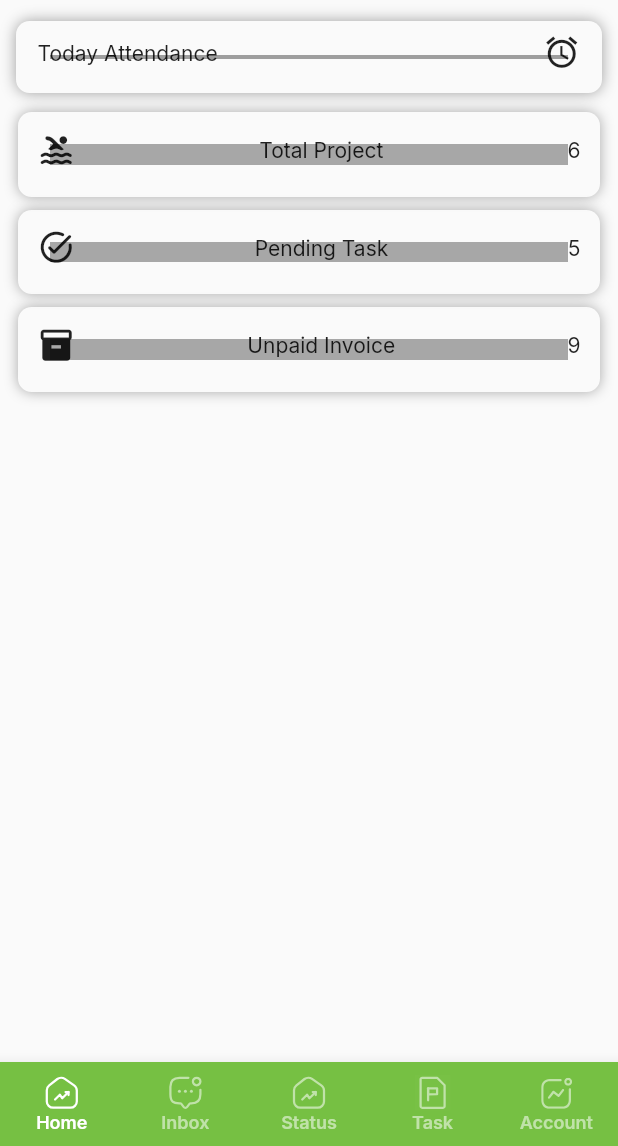
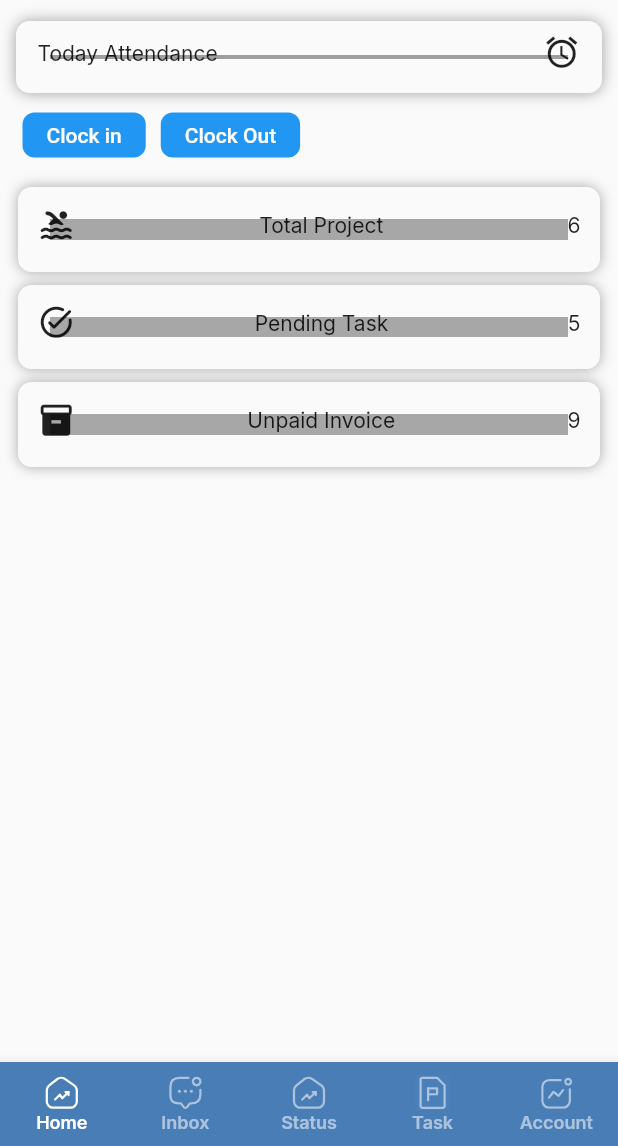
Before and after one commit to lokendra280/21stCMS, a Flutter app: the screen it shows after launch, on a phone screen of 412 x 824 dp, the part 90-1236 px from its top. Run offline on Flutter 3.47's test engine with Material 2 defaults, Android fonts, the phone set to English and light mode, and no system bars; our stand-ins replace another_flushbar, auto_route, cached_network_image, device_info, flutter_form_builder, flutter_hooks and 10 more; project files that could hold a hidden picture were left out.

Commit message:
design complete

```diff
--- /dev/null
+++ b/lib/core/data/utils/api_constant.dart
@@ -0,0 +1,3 @@
+// class ApiConstants {
+//   static const String baseUrl = "https://api.ideafornepal.com";
+// }
--- a/lib/modules/dashboard/dashboard.dart
+++ b/lib/modules/dashboard/dashboard.dart
@@ -4,6 +4,7 @@ import 'package:cms/core/presentation/resources/colors.dart';
 import 'package:cms/modules/dashboard/widget/drawer.dart';
 import 'package:cms/modules/home/presentation/home.dart';
 import 'package:cms/modules/notice/presentation/notic_page.dart';
+import 'package:cms/modules/profile/presentation/profile_page.dart';
 import 'package:cms/modules/task/domain/presentation/task_page.dart';
 import 'package:flutter/material.dart';
 import 'package:flutter/src/widgets/framework.dart';
@@ -47,6 +48,7 @@ class _DashBoardScreenState extends State<DashBoardScreen> {
     const NoticePage(),
     StatusPage(),
     TaskPage(),
+    ProfilePage(),
   ];
 
   @override
@@ -105,11 +107,12 @@ class _DashBoardScreenState extends State<DashBoardScreen> {
                 NoticePage(),
                 StatusPage(),
                 TaskPage(),
+                ProfilePage(),
               ],
             )),
         bottomNavigationBar: Obx(() => BottomNavigationBar(
               type: BottomNavigationBarType.fixed,
-              backgroundColor: AppColors.lightGreen,
+              backgroundColor: const Color.fromRGBO(73, 125, 182, 1),
               currentIndex: dashboardController.index.value,
               onTap: dashboardController.onBtnNavTap,
               showUnselectedLabels: true,
--- a/lib/modules/home/presentation/home.dart
+++ b/lib/modules/home/presentation/home.dart
@@ -1,3 +1,4 @@
+import 'package:cms/core/presentation/widget/forms/buttons.dart';
 import 'package:flutter/material.dart';
 
 import 'package:flutter_svg/flutter_svg.dart';
@@ -76,6 +77,27 @@ class HomePage extends StatelessWidget {
                       ],
                     ),
                   ),
+                  SBC.xxLH,
+                  Row(
+                    children: [
+                      PrimaryButton(
+                        onPressed: () {},
+                        title: 'Clock in',
+                        width: 20,
+                        radius: 8,
+                        height: 30,
+                      ),
+                      SBC.lW,
+                      PrimaryButton(
+                        onPressed: () {},
+                        title: 'Clock Out',
+                        width: 20,
+                        radius: 8,
+                        height: 30,
+                      ),
+                    ],
+                  ),
+
                   SBC.xxLH,
                   Container(
                     height: 50,
```
Also changed, not shown: lib/modules/auth/presentation/login_screen.dart (+8 -3 lines), assets/images/Profile.svg (added).
